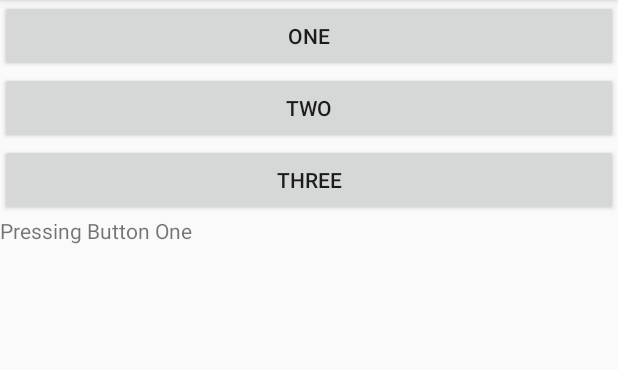
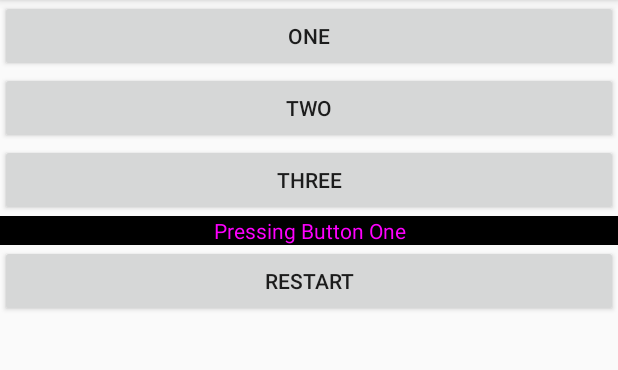
Before and after one commit to RafaelNunyez/pmm, an Android app: the screen it shows after launch (MainActivity), after a tap on "ONE", on a phone screen of 412 x 824 dp, the part 84-454 px from its top. Run offline under Robolectric (Android 15) with nearby library versions, the phone set to English and light mode, and no system bars.

Commit message:
DiferentesFormasDeEventos modificado 10/28

```diff
--- a/DiferentesFormasDeEventos/app/src/main/java/com/example/rafmar/diferentesformasdeeventos/MyButton.java
+++ b/DiferentesFormasDeEventos/app/src/main/java/com/example/rafmar/diferentesformasdeeventos/MyButton.java
@@ -2,6 +2,7 @@ package com.example.rafmar.diferentesformasdeeventos;
 
 import android.app.Activity;
 import android.content.Context;
+import android.graphics.Color;
 import android.util.AttributeSet;
 import android.view.View;
 import android.widget.TextView;
@@ -33,5 +34,7 @@ public class MyButton extends android.support.v7.widget.AppCompatButton implemen
     public void onClick (View v) {
         text = (TextView) ((Activity) ctx).findViewById(R.id.text);
         text.setText("Pressing Button One");
+        text.setTextColor(Color.MAGENTA);
+        text.setBackgroundColor(Color.BLACK);
     }
 }
--- a/DiferentesFormasDeEventos/app/src/main/res/layout/activity_main.xml
+++ b/DiferentesFormasDeEventos/app/src/main/res/layout/activity_main.xml
@@ -29,6 +29,15 @@
     <TextView
         android:id="@+id/text"
         android:layout_width="match_parent"
-        android:layout_height="wrap_content" />
+        android:layout_height="wrap_content"
+        android:text="Changing text"
+        android:textAlignment="center"/>
+
+    <Button
+        android:id="@+id/Reset"
+        android:layout_width="match_parent"
+        android:layout_height="wrap_content"
+        android:text="Restart"
+        android:onClick="Reset_click"/>
 
 </LinearLayout>
--- a/DiferentesFormasDeEventos/build.gradle
+++ b/DiferentesFormasDeEventos/build.gradle
@@ -7,7 +7,7 @@ buildscript {
         jcenter()
     }
     dependencies {
-        classpath 'com.android.tools.build:gradle:3.1.4'
+        classpath 'com.android.tools.build:gradle:3.2.0'
 
 
         // NOTE: Do not place your application dependencies here; they belong
```
Also changed, not shown: DiferentesFormasDeEventos/app/src/main/java/com/example/rafmar/diferentesformasdeeventos/MainActivity.java (+12 -0 lines), DiferentesFormasDeEventos/gradle/wrapper/gradle-wrapper.properties.
